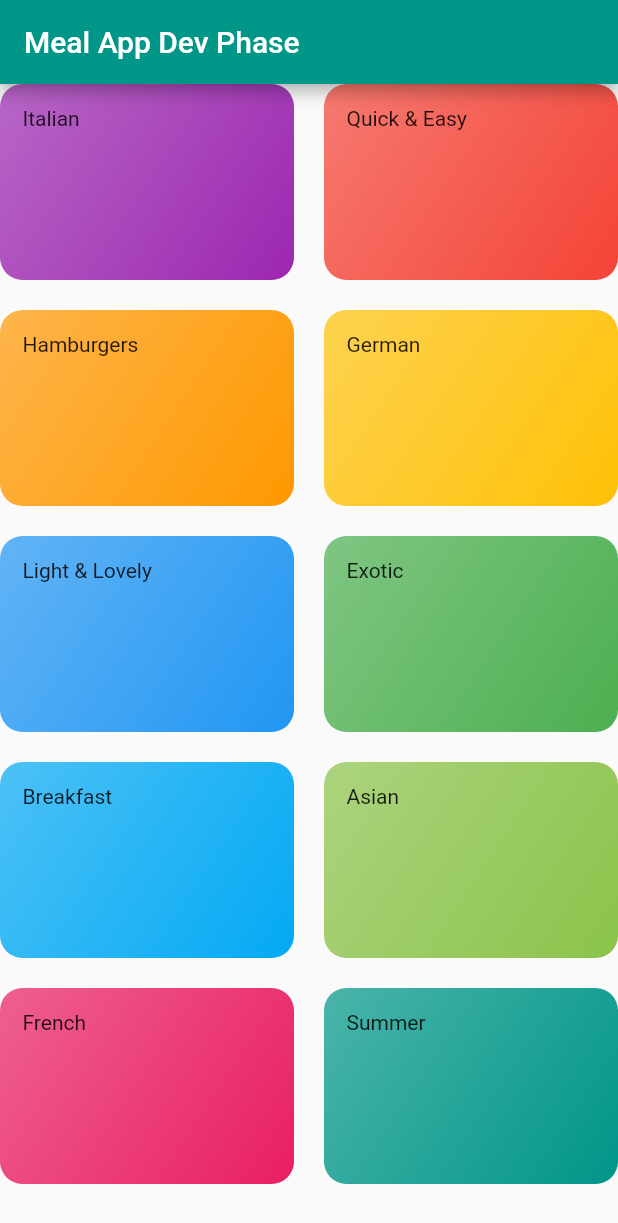
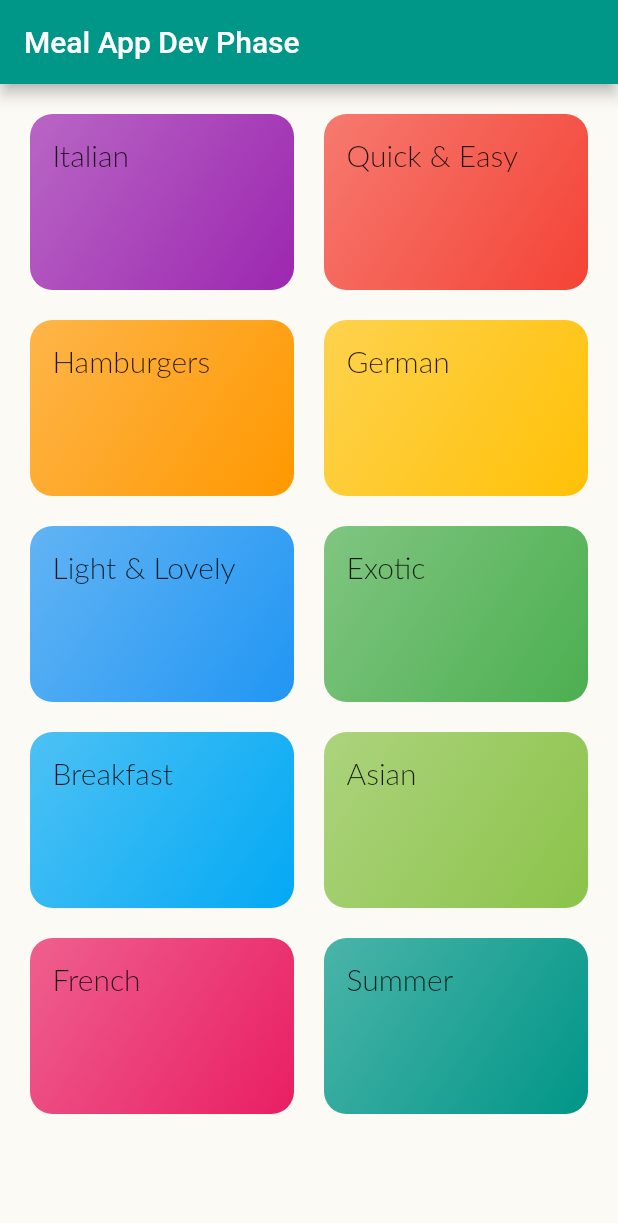
Before and after one commit to dipenkalal/Meal-Application-Mobile-Application, a Flutter app: the screen it shows after launch, on a phone screen of 412 x 824 dp. Shown: the top 1223 px of the screen. Run offline on Flutter 3.47's test engine with Material 2 defaults, Android fonts, the light colour scheme and no system bars; Roboto replaces fonts that are missing (Lato).

Commit message:
category page

```diff
--- a/lib/category_item.dart
+++ b/lib/category_item.dart
@@ -6,12 +6,18 @@
 
   CategoryItem(this.title, this.color);
 
-
+  void selectCategory (){
+    Navigator.of(context) ;
+  }
   @override
   Widget build(BuildContext context) {
-    return Container(
+    return InkWell(
+      onTap: (){},
+      splashColor: Theme.of(context).primaryColor,
+      borderRadius: BorderRadius.circular(15),
+      child: Container(
         padding: EdgeInsets.all(15),
-      child: Text(title),
+        child: Text(title, style: Theme.of(context).textTheme.subtitle1,),
         decoration: BoxDecoration(
           gradient: LinearGradient(colors: [
             color.withOpacity(0.7),
@@ -23,6 +29,7 @@
           borderRadius: BorderRadius.circular(15),
 
         ),
+      ),
     );
   }
 }
--- a/lib/category_screen.dart
+++ b/lib/category_screen.dart
@@ -11,6 +11,7 @@
       appBar: AppBar(title: const Text('Meal App Dev Phase',),
       ),
         body: GridView(
+          padding: const EdgeInsets.all(20),
       gridDelegate: const SliverGridDelegateWithMaxCrossAxisExtent(
           maxCrossAxisExtent: 200,
           childAspectRatio: 3 / 2,
--- a/lib/main.dart
+++ b/lib/main.dart
@@ -8,7 +8,14 @@
     return MaterialApp(
       title: 'DeliMeals',
       theme: ThemeData(
-        primarySwatch: Colors.teal,
+        canvasColor: const Color.fromRGBO(251, 250, 245, 1),
+        fontFamily: 'Lato',
+        colorScheme: ColorScheme.fromSwatch(primarySwatch: Colors.teal).copyWith(secondary: Colors.amber),
+        textTheme: ThemeData.light().textTheme.copyWith(
+          bodyText1: const TextStyle(color: Color.fromRGBO(20, 51, 51, 1)),
+          bodyText2: const TextStyle(color: Color.fromRGBO(20, 51, 51, 1)),
+          subtitle1: const TextStyle(fontSize: 20, fontFamily: 'Lato', fontWeight: FontWeight.w300)
+        )
       ),
       home: const CategoryScreen(),
     );
```
Also changed, not shown: lib/category_meal_screen.dart (added, +17 -0 lines), pubspec.yaml (+9 -6 lines), assets/fonts/Lato-BoldItalic.ttf (added), assets/fonts/Lato-Italic.ttf (added), assets/fonts/Lato-Regular.ttf (added). Lines whose indentation alone changed are shown as unchanged.
